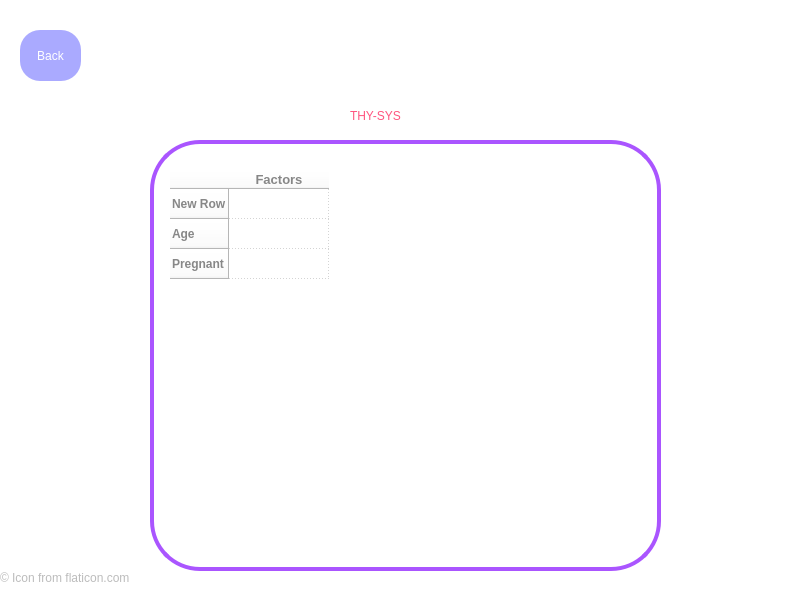
The window that thysys_details.ui (EuphoriaForever/thysys) describes before a commit, drawn with Qt 5.
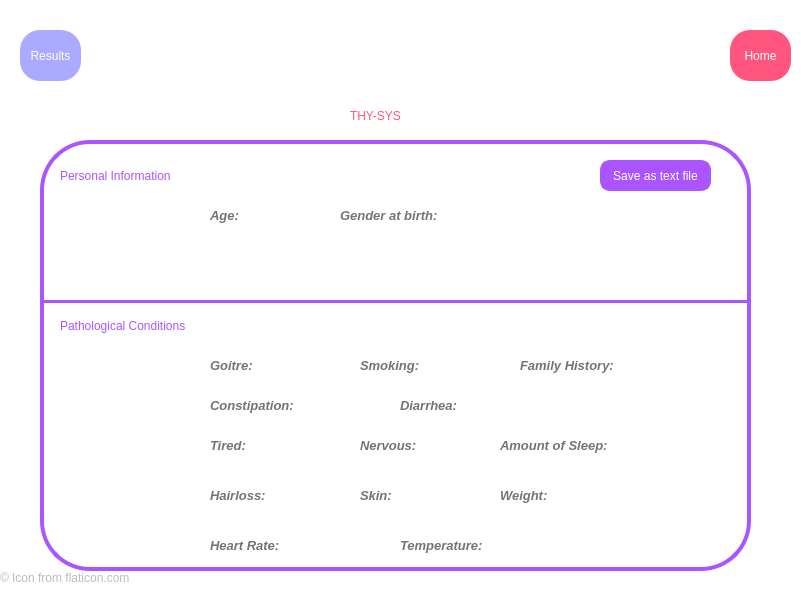
The same window after the commit. Icons and pictures are not drawn.

Commit message: refined the results,can see specific details and can also save text files now

The edit to the form file:
```diff
--- a/thysys_details.ui
+++ b/thysys_details.ui
@@ -31,7 +31,7 @@
 border-radius:20px;</string>
    </property>
    <property name="text">
-    <string>Back</string>
+    <string>Results</string>
    </property>
   </widget>
   <widget class="QLabel" name="icon">
@@ -90,9 +90,9 @@
   <widget class="QWidget" name="widget" native="true">
    <property name="geometry">
     <rect>
-     <x>150</x>
+     <x>40</x>
      <y>140</y>
-     <width>511</width>
+     <width>711</width>
      <height>431</height>
     </rect>
    </property>
@@ -118,79 +118,1038 @@
      <string/>
     </property>
    </widget>
-   <widget class="QTableWidget" name="tableWidget">
+   <widget class="QLabel" name="label">
     <property name="geometry">
      <rect>
+      <x>170</x>
+      <y>60</y>
+      <width>41</width>
+      <height>31</height>
+     </rect>
+    </property>
+    <property name="font">
+     <font>
+      <family>Arial</family>
+      <pointsize>10</pointsize>
+      <weight>75</weight>
+      <italic>true</italic>
+      <bold>true</bold>
+     </font>
+    </property>
+    <property name="styleSheet">
+     <string notr="true">border: white;
+color:rgb(116, 116, 116);
+</string>
+    </property>
+    <property name="text">
+     <string>Age:</string>
+    </property>
+   </widget>
+   <widget class="QLabel" name="Age">
+    <property name="geometry">
+     <rect>
+      <x>220</x>
+      <y>60</y>
+      <width>51</width>
+      <height>31</height>
+     </rect>
+    </property>
+    <property name="font">
+     <font>
+      <family>Arial</family>
+      <pointsize>10</pointsize>
+      <weight>75</weight>
+      <bold>true</bold>
+     </font>
+    </property>
+    <property name="styleSheet">
+     <string notr="true">border:white;</string>
+    </property>
+    <property name="text">
+     <string/>
+    </property>
+   </widget>
+   <widget class="QLabel" name="label_4">
+    <property name="geometry">
+     <rect>
+      <x>300</x>
+      <y>60</y>
+      <width>121</width>
+      <height>31</height>
+     </rect>
+    </property>
+    <property name="font">
+     <font>
+      <family>Arial</family>
+      <pointsize>10</pointsize>
+      <weight>75</weight>
+      <italic>true</italic>
+      <bold>true</bold>
+     </font>
+    </property>
+    <property name="styleSheet">
+     <string notr="true">border: white;
+color:rgb(116, 116, 116);
+</string>
+    </property>
+    <property name="text">
+     <string>Gender at birth:</string>
+    </property>
+   </widget>
+   <widget class="QLabel" name="Gender">
+    <property name="geometry">
+     <rect>
+      <x>430</x>
+      <y>60</y>
+      <width>51</width>
+      <height>31</height>
+     </rect>
+    </property>
+    <property name="font">
+     <font>
+      <family>Arial</family>
+      <pointsize>10</pointsize>
+      <weight>75</weight>
+      <bold>true</bold>
+     </font>
+    </property>
+    <property name="styleSheet">
+     <string notr="true">border:white;</string>
+    </property>
+    <property name="text">
+     <string/>
+    </property>
+   </widget>
+   <widget class="QLabel" name="PregnantLabel">
+    <property name="geometry">
+     <rect>
+      <x>500</x>
+      <y>60</y>
+      <width>81</width>
+      <height>31</height>
+     </rect>
+    </property>
+    <property name="font">
+     <font>
+      <family>Arial</family>
+      <pointsize>10</pointsize>
+      <weight>75</weight>
+      <italic>true</italic>
+      <bold>true</bold>
+     </font>
+    </property>
+    <property name="styleSheet">
+     <string notr="true">border: white;
+color:rgb(116, 116, 116);
+</string>
+    </property>
+    <property name="text">
+     <string/>
+    </property>
+   </widget>
+   <widget class="QLabel" name="Pregnant">
+    <property name="geometry">
+     <rect>
+      <x>590</x>
+      <y>60</y>
+      <width>51</width>
+      <height>31</height>
+     </rect>
+    </property>
+    <property name="font">
+     <font>
+      <family>Arial</family>
+      <pointsize>10</pointsize>
+      <weight>75</weight>
+      <bold>true</bold>
+     </font>
+    </property>
+    <property name="styleSheet">
+     <string notr="true">border:white;</string>
+    </property>
+    <property name="text">
+     <string/>
+    </property>
+   </widget>
+   <widget class="QLabel" name="TrimesterLabel">
+    <property name="geometry">
+     <rect>
+      <x>170</x>
+      <y>110</y>
+      <width>81</width>
+      <height>31</height>
+     </rect>
+    </property>
+    <property name="font">
+     <font>
+      <family>Arial</family>
+      <pointsize>10</pointsize>
+      <weight>75</weight>
+      <italic>true</italic>
+      <bold>true</bold>
+     </font>
+    </property>
+    <property name="styleSheet">
+     <string notr="true">border: white;
+color:rgb(116, 116, 116);
+</string>
+    </property>
+    <property name="text">
+     <string/>
+    </property>
+   </widget>
+   <widget class="QLabel" name="Trimester">
+    <property name="geometry">
+     <rect>
+      <x>260</x>
+      <y>110</y>
+      <width>61</width>
+      <height>31</height>
+     </rect>
+    </property>
+    <property name="font">
+     <font>
+      <family>Arial</family>
+      <pointsize>10</pointsize>
+      <weight>75</weight>
+      <bold>true</bold>
+     </font>
+    </property>
+    <property name="styleSheet">
+     <string notr="true">border:white;</string>
+    </property>
+    <property name="text">
+     <string/>
+    </property>
+   </widget>
+   <widget class="QLabel" name="thysysName_2">
+    <property name="geometry">
+     <rect>
       <x>20</x>
-      <y>30</y>
-      <width>481</width>
-      <height>371</height>
+      <y>20</y>
+      <width>261</width>
+      <height>31</height>
      </rect>
     </property>
+    <property name="styleSheet">
+     <string notr="true">color: rgb(170, 85, 255);
+font: 87 14pt &quot;Arial Black&quot;;
+border:white;
+</string>
+    </property>
+    <property name="text">
+     <string>Personal Information</string>
+    </property>
+   </widget>
+   <widget class="QLabel" name="MenstrualLabel">
+    <property name="geometry">
+     <rect>
+      <x>340</x>
+      <y>110</y>
+      <width>131</width>
+      <height>31</height>
+     </rect>
+    </property>
     <property name="font">
      <font>
-      <family>arial</family>
-      <pointsize>12</pointsize>
+      <family>Arial</family>
+      <pointsize>10</pointsize>
       <weight>75</weight>
-      <italic>false</italic>
+      <italic>true</italic>
       <bold>true</bold>
      </font>
     </property>
     <property name="styleSheet">
-     <string notr="true">color: rgb(135, 135, 135);
-font-family: arial;
-font-weight: bold;
-border:white;</string>
+     <string notr="true">border: white;
+color:rgb(116, 116, 116);
+</string>
     </property>
-    <property name="frameShape">
-     <enum>QFrame::NoFrame</enum>
+    <property name="text">
+     <string/>
     </property>
-    <property name="frameShadow">
-     <enum>QFrame::Raised</enum>
+   </widget>
+   <widget class="QLabel" name="Menstrual">
+    <property name="geometry">
+     <rect>
+      <x>480</x>
+      <y>110</y>
+      <width>91</width>
+      <height>31</height>
+     </rect>
     </property>
-    <property name="sizeAdjustPolicy">
-     <enum>QAbstractScrollArea::AdjustToContents</enum>
+    <property name="font">
+     <font>
+      <family>Arial</family>
+      <pointsize>10</pointsize>
+      <weight>75</weight>
+      <bold>true</bold>
+     </font>
     </property>
-    <property name="editTriggers">
-     <set>QAbstractItemView::NoEditTriggers</set>
+    <property name="styleSheet">
+     <string notr="true">border:white;</string>
     </property>
-    <property name="gridStyle">
-     <enum>Qt::DotLine</enum>
+    <property name="text">
+     <string/>
     </property>
-    <attribute name="horizontalHeaderCascadingSectionResizes">
-     <bool>false</bool>
-    </attribute>
-    <attribute name="horizontalHeaderMinimumSectionSize">
-     <number>51</number>
-    </attribute>
-    <row>
-     <property name="text">
-      <string>New Row</string>
-     </property>
-    </row>
-    <row>
-     <property name="text">
-      <string>Age</string>
-     </property>
-    </row>
-    <row>
-     <property name="text">
-      <string>Pregnant</string>
-     </property>
-    </row>
-    <column>
-     <property name="text">
-      <string>Factors</string>
-     </property>
-     <property name="font">
-      <font>
-       <pointsize>10</pointsize>
-       <weight>75</weight>
-       <bold>true</bold>
-      </font>
-     </property>
-    </column>
    </widget>
+   <widget class="Line" name="line">
+    <property name="geometry">
+     <rect>
+      <x>0</x>
+      <y>160</y>
+      <width>710</width>
+      <height>3</height>
+     </rect>
+    </property>
+    <property name="orientation">
+     <enum>Qt::Horizontal</enum>
+    </property>
+   </widget>
+   <widget class="QLabel" name="thysysName_3">
+    <property name="geometry">
+     <rect>
+      <x>20</x>
+      <y>170</y>
+      <width>301</width>
+      <height>31</height>
+     </rect>
+    </property>
+    <property name="styleSheet">
+     <string notr="true">color: rgb(170, 85, 255);
+font: 87 14pt &quot;Arial Black&quot;;
+border:white;
+</string>
+    </property>
+    <property name="text">
+     <string>Pathological Conditions</string>
+    </property>
+   </widget>
+   <widget class="QLabel" name="MenstrualLabel_2">
+    <property name="geometry">
+     <rect>
+      <x>170</x>
+      <y>210</y>
+      <width>61</width>
+      <height>31</height>
+     </rect>
+    </property>
+    <property name="font">
+     <font>
+      <family>Arial</family>
+      <pointsize>10</pointsize>
+      <weight>75</weight>
+      <italic>true</italic>
+      <bold>true</bold>
+     </font>
+    </property>
+    <property name="styleSheet">
+     <string notr="true">border: white;
+color:rgb(116, 116, 116);
+</string>
+    </property>
+    <property name="text">
+     <string>Goitre:</string>
+    </property>
+   </widget>
+   <widget class="QLabel" name="Goitre">
+    <property name="geometry">
+     <rect>
+      <x>240</x>
+      <y>210</y>
+      <width>51</width>
+      <height>31</height>
+     </rect>
+    </property>
+    <property name="font">
+     <font>
+      <family>Arial</family>
+      <pointsize>10</pointsize>
+      <weight>75</weight>
+      <bold>true</bold>
+     </font>
+    </property>
+    <property name="styleSheet">
+     <string notr="true">border:white;</string>
+    </property>
+    <property name="text">
+     <string/>
+    </property>
+   </widget>
+   <widget class="QLabel" name="MenstrualLabel_3">
+    <property name="geometry">
+     <rect>
+      <x>320</x>
+      <y>210</y>
+      <width>81</width>
+      <height>31</height>
+     </rect>
+    </property>
+    <property name="font">
+     <font>
+      <family>Arial</family>
+      <pointsize>10</pointsize>
+      <weight>75</weight>
+      <italic>true</italic>
+      <bold>true</bold>
+     </font>
+    </property>
+    <property name="styleSheet">
+     <string notr="true">border: white;
+color:rgb(116, 116, 116);
+</string>
+    </property>
+    <property name="text">
+     <string>Smoking:</string>
+    </property>
+   </widget>
+   <widget class="QLabel" name="Smoking">
+    <property name="geometry">
+     <rect>
+      <x>400</x>
+      <y>210</y>
+      <width>51</width>
+      <height>31</height>
+     </rect>
+    </property>
+    <property name="font">
+     <font>
+      <family>Arial</family>
+      <pointsize>10</pointsize>
+      <weight>75</weight>
+      <bold>true</bold>
+     </font>
+    </property>
+    <property name="styleSheet">
+     <string notr="true">border:white;</string>
+    </property>
+    <property name="text">
+     <string/>
+    </property>
+   </widget>
+   <widget class="QLabel" name="Family">
+    <property name="geometry">
+     <rect>
+      <x>610</x>
+      <y>210</y>
+      <width>51</width>
+      <height>31</height>
+     </rect>
+    </property>
+    <property name="font">
+     <font>
+      <family>Arial</family>
+      <pointsize>10</pointsize>
+      <weight>75</weight>
+      <bold>true</bold>
+     </font>
+    </property>
+    <property name="styleSheet">
+     <string notr="true">border:white;</string>
+    </property>
+    <property name="text">
+     <string/>
+    </property>
+   </widget>
+   <widget class="QLabel" name="MenstrualLabel_4">
+    <property name="geometry">
+     <rect>
+      <x>480</x>
+      <y>210</y>
+      <width>121</width>
+      <height>31</height>
+     </rect>
+    </property>
+    <property name="font">
+     <font>
+      <family>Arial</family>
+      <pointsize>10</pointsize>
+      <weight>75</weight>
+      <italic>true</italic>
+      <bold>true</bold>
+     </font>
+    </property>
+    <property name="styleSheet">
+     <string notr="true">border: white;
+color:rgb(116, 116, 116);
+</string>
+    </property>
+    <property name="text">
+     <string>Family History:</string>
+    </property>
+   </widget>
+   <widget class="QLabel" name="Constipation">
+    <property name="geometry">
+     <rect>
+      <x>280</x>
+      <y>250</y>
+      <width>51</width>
+      <height>31</height>
+     </rect>
+    </property>
+    <property name="font">
+     <font>
+      <family>Arial</family>
+      <pointsize>10</pointsize>
+      <weight>75</weight>
+      <bold>true</bold>
+     </font>
+    </property>
+    <property name="styleSheet">
+     <string notr="true">border:white;</string>
+    </property>
+    <property name="text">
+     <string/>
+    </property>
+   </widget>
+   <widget class="QLabel" name="MenstrualLabel_5">
+    <property name="geometry">
+     <rect>
+      <x>170</x>
+      <y>250</y>
+      <width>101</width>
+      <height>31</height>
+     </rect>
+    </property>
+    <property name="font">
+     <font>
+      <family>Arial</family>
+      <pointsize>10</pointsize>
+      <weight>75</weight>
+      <italic>true</italic>
+      <bold>true</bold>
+     </font>
+    </property>
+    <property name="styleSheet">
+     <string notr="true">border: white;
+color:rgb(116, 116, 116);
+</string>
+    </property>
+    <property name="text">
+     <string>Constipation:</string>
+    </property>
+   </widget>
+   <widget class="QLabel" name="MenstrualLabel_6">
+    <property name="geometry">
+     <rect>
+      <x>360</x>
+      <y>250</y>
+      <width>81</width>
+      <height>31</height>
+     </rect>
+    </property>
+    <property name="font">
+     <font>
+      <family>Arial</family>
+      <pointsize>10</pointsize>
+      <weight>75</weight>
+      <italic>true</italic>
+      <bold>true</bold>
+     </font>
+    </property>
+    <property name="styleSheet">
+     <string notr="true">border: white;
+color:rgb(116, 116, 116);
+</string>
+    </property>
+    <property name="text">
+     <string>Diarrhea:</string>
+    </property>
+   </widget>
+   <widget class="QLabel" name="Diarrhea">
+    <property name="geometry">
+     <rect>
+      <x>440</x>
+      <y>250</y>
+      <width>51</width>
+      <height>31</height>
+     </rect>
+    </property>
+    <property name="font">
+     <font>
+      <family>Arial</family>
+      <pointsize>10</pointsize>
+      <weight>75</weight>
+      <bold>true</bold>
+     </font>
+    </property>
+    <property name="styleSheet">
+     <string notr="true">border:white;</string>
+    </property>
+    <property name="text">
+     <string/>
+    </property>
+   </widget>
+   <widget class="QLabel" name="MenstrualLabel_7">
+    <property name="geometry">
+     <rect>
+      <x>170</x>
+      <y>290</y>
+      <width>51</width>
+      <height>31</height>
+     </rect>
+    </property>
+    <property name="font">
+     <font>
+      <family>Arial</family>
+      <pointsize>10</pointsize>
+      <weight>75</weight>
+      <italic>true</italic>
+      <bold>true</bold>
+     </font>
+    </property>
+    <property name="styleSheet">
+     <string notr="true">border: white;
+color:rgb(116, 116, 116);
+</string>
+    </property>
+    <property name="text">
+     <string>Tired:</string>
+    </property>
+   </widget>
+   <widget class="QLabel" name="Tired">
+    <property name="geometry">
+     <rect>
+      <x>220</x>
+      <y>290</y>
+      <width>51</width>
+      <height>31</height>
+     </rect>
+    </property>
+    <property name="font">
+     <font>
+      <family>Arial</family>
+      <pointsize>10</pointsize>
+      <weight>75</weight>
+      <bold>true</bold>
+     </font>
+    </property>
+    <property name="styleSheet">
+     <string notr="true">border:white;</string>
+    </property>
+    <property name="text">
+     <string/>
+    </property>
+   </widget>
+   <widget class="QLabel" name="Nervous">
+    <property name="geometry">
+     <rect>
+      <x>400</x>
+      <y>290</y>
+      <width>51</width>
+      <height>31</height>
+     </rect>
+    </property>
+    <property name="font">
+     <font>
+      <family>Arial</family>
+      <pointsize>10</pointsize>
+      <weight>75</weight>
+      <bold>true</bold>
+     </font>
+    </property>
+    <property name="styleSheet">
+     <string notr="true">border:white;</string>
+    </property>
+    <property name="text">
+     <string/>
+    </property>
+   </widget>
+   <widget class="QLabel" name="MenstrualLabel_8">
+    <property name="geometry">
+     <rect>
+      <x>320</x>
+      <y>290</y>
+      <width>81</width>
+      <height>31</height>
+     </rect>
+    </property>
+    <property name="font">
+     <font>
+      <family>Arial</family>
+      <pointsize>10</pointsize>
+      <weight>75</weight>
+      <italic>true</italic>
+      <bold>true</bold>
+     </font>
+    </property>
+    <property name="styleSheet">
+     <string notr="true">border: white;
+color:rgb(116, 116, 116);
+</string>
+    </property>
+    <property name="text">
+     <string>Nervous:</string>
+    </property>
+   </widget>
+   <widget class="QLabel" name="Sleep">
+    <property name="geometry">
+     <rect>
+      <x>610</x>
+      <y>290</y>
+      <width>81</width>
+      <height>31</height>
+     </rect>
+    </property>
+    <property name="font">
+     <font>
+      <family>Arial</family>
+      <pointsize>10</pointsize>
+      <weight>75</weight>
+      <bold>true</bold>
+     </font>
+    </property>
+    <property name="styleSheet">
+     <string notr="true">border:white;</string>
+    </property>
+    <property name="text">
+     <string/>
+    </property>
+   </widget>
+   <widget class="QLabel" name="MenstrualLabel_9">
+    <property name="geometry">
+     <rect>
+      <x>460</x>
+      <y>290</y>
+      <width>141</width>
+      <height>31</height>
+     </rect>
+    </property>
+    <property name="font">
+     <font>
+      <family>Arial</family>
+      <pointsize>10</pointsize>
+      <weight>75</weight>
+      <italic>true</italic>
+      <bold>true</bold>
+     </font>
+    </property>
+    <property name="styleSheet">
+     <string notr="true">border: white;
+color:rgb(116, 116, 116);
+</string>
+    </property>
+    <property name="text">
+     <string>Amount of Sleep:</string>
+    </property>
+   </widget>
+   <widget class="QLabel" name="Skin">
+    <property name="geometry">
+     <rect>
+      <x>360</x>
+      <y>340</y>
+      <width>91</width>
+      <height>31</height>
+     </rect>
+    </property>
+    <property name="font">
+     <font>
+      <family>Arial</family>
+      <pointsize>10</pointsize>
+      <weight>75</weight>
+      <bold>true</bold>
+     </font>
+    </property>
+    <property name="styleSheet">
+     <string notr="true">border:white;</string>
+    </property>
+    <property name="text">
+     <string/>
+    </property>
+   </widget>
+   <widget class="QLabel" name="Weight">
+    <property name="geometry">
+     <rect>
+      <x>530</x>
+      <y>340</y>
+      <width>101</width>
+      <height>31</height>
+     </rect>
+    </property>
+    <property name="font">
+     <font>
+      <family>Arial</family>
+      <pointsize>10</pointsize>
+      <weight>75</weight>
+      <bold>true</bold>
+     </font>
+    </property>
+    <property name="styleSheet">
+     <string notr="true">border:white;</string>
+    </property>
+    <property name="text">
+     <string/>
+    </property>
+   </widget>
+   <widget class="QLabel" name="MenstrualLabel_10">
+    <property name="geometry">
+     <rect>
+      <x>320</x>
+      <y>340</y>
+      <width>41</width>
+      <height>31</height>
+     </rect>
+    </property>
+    <property name="font">
+     <font>
+      <family>Arial</family>
+      <pointsize>10</pointsize>
+      <weight>75</weight>
+      <italic>true</italic>
+      <bold>true</bold>
+     </font>
+    </property>
+    <property name="styleSheet">
+     <string notr="true">border: white;
+color:rgb(116, 116, 116);
+</string>
+    </property>
+    <property name="text">
+     <string>Skin:</string>
+    </property>
+   </widget>
+   <widget class="QLabel" name="MenstrualLabel_11">
+    <property name="geometry">
+     <rect>
+      <x>170</x>
+      <y>340</y>
+      <width>71</width>
+      <height>31</height>
+     </rect>
+    </property>
+    <property name="font">
+     <font>
+      <family>Arial</family>
+      <pointsize>10</pointsize>
+      <weight>75</weight>
+      <italic>true</italic>
+      <bold>true</bold>
+     </font>
+    </property>
+    <property name="styleSheet">
+     <string notr="true">border: white;
+color:rgb(116, 116, 116);
+</string>
+    </property>
+    <property name="text">
+     <string>Hairloss:</string>
+    </property>
+   </widget>
+   <widget class="QLabel" name="Hairloss">
+    <property name="geometry">
+     <rect>
+      <x>240</x>
+      <y>340</y>
+      <width>51</width>
+      <height>31</height>
+     </rect>
+    </property>
+    <property name="font">
+     <font>
+      <family>Arial</family>
+      <pointsize>10</pointsize>
+      <weight>75</weight>
+      <bold>true</bold>
+     </font>
+    </property>
+    <property name="styleSheet">
+     <string notr="true">border:white;</string>
+    </property>
+    <property name="text">
+     <string/>
+    </property>
+   </widget>
+   <widget class="QLabel" name="MenstrualLabel_12">
+    <property name="geometry">
+     <rect>
+      <x>460</x>
+      <y>340</y>
+      <width>61</width>
+      <height>31</height>
+     </rect>
+    </property>
+    <property name="font">
+     <font>
+      <family>Arial</family>
+      <pointsize>10</pointsize>
+      <weight>75</weight>
+      <italic>true</italic>
+      <bold>true</bold>
+     </font>
+    </property>
+    <property name="styleSheet">
+     <string notr="true">border: white;
+color:rgb(116, 116, 116);
+</string>
+    </property>
+    <property name="text">
+     <string>Weight:</string>
+    </property>
+   </widget>
+   <widget class="QLabel" name="MenstrualLabel_13">
+    <property name="geometry">
+     <rect>
+      <x>170</x>
+      <y>390</y>
+      <width>101</width>
+      <height>31</height>
+     </rect>
+    </property>
+    <property name="font">
+     <font>
+      <family>Arial</family>
+      <pointsize>10</pointsize>
+      <weight>75</weight>
+      <italic>true</italic>
+      <bold>true</bold>
+     </font>
+    </property>
+    <property name="styleSheet">
+     <string notr="true">border: white;
+color:rgb(116, 116, 116);
+</string>
+    </property>
+    <property name="text">
+     <string>Heart Rate:</string>
+    </property>
+   </widget>
+   <widget class="QLabel" name="Temperature">
+    <property name="geometry">
+     <rect>
+      <x>490</x>
+      <y>390</y>
+      <width>91</width>
+      <height>31</height>
+     </rect>
+    </property>
+    <property name="font">
+     <font>
+      <family>Arial</family>
+      <pointsize>10</pointsize>
+      <weight>75</weight>
+      <bold>true</bold>
+     </font>
+    </property>
+    <property name="styleSheet">
+     <string notr="true">border:white;</string>
+    </property>
+    <property name="text">
+     <string/>
+    </property>
+   </widget>
+   <widget class="QLabel" name="MenstrualLabel_14">
+    <property name="geometry">
+     <rect>
+      <x>360</x>
+      <y>390</y>
+      <width>111</width>
+      <height>31</height>
+     </rect>
+    </property>
+    <property name="font">
+     <font>
+      <family>Arial</family>
+      <pointsize>10</pointsize>
+      <weight>75</weight>
+      <italic>true</italic>
+      <bold>true</bold>
+     </font>
+    </property>
+    <property name="styleSheet">
+     <string notr="true">border: white;
+color:rgb(116, 116, 116);
+</string>
+    </property>
+    <property name="text">
+     <string>Temperature:</string>
+    </property>
+   </widget>
+   <widget class="QLabel" name="HeartRate">
+    <property name="geometry">
+     <rect>
+      <x>270</x>
+      <y>390</y>
+      <width>71</width>
+      <height>31</height>
+     </rect>
+    </property>
+    <property name="font">
+     <font>
+      <family>Arial</family>
+      <pointsize>10</pointsize>
+      <weight>75</weight>
+      <bold>true</bold>
+     </font>
+    </property>
+    <property name="styleSheet">
+     <string notr="true">border:white;</string>
+    </property>
+    <property name="text">
+     <string/>
+    </property>
+   </widget>
+   <widget class="QLabel" name="Predict">
+    <property name="geometry">
+     <rect>
+      <x>340</x>
+      <y>170</y>
+      <width>101</width>
+      <height>31</height>
+     </rect>
+    </property>
+    <property name="font">
+     <font>
+      <family>Arial</family>
+      <pointsize>8</pointsize>
+      <weight>50</weight>
+      <italic>true</italic>
+      <bold>false</bold>
+     </font>
+    </property>
+    <property name="styleSheet">
+     <string notr="true">border: white;
+color:rgb(116, 116, 116);
+</string>
+    </property>
+    <property name="text">
+     <string/>
+    </property>
+   </widget>
+   <widget class="QPushButton" name="SaveTextFile">
+    <property name="geometry">
+     <rect>
+      <x>560</x>
+      <y>20</y>
+      <width>111</width>
+      <height>31</height>
+     </rect>
+    </property>
+    <property name="styleSheet">
+     <string notr="true">color: rgb(255, 255, 255);
+background-color:rgb(170, 85, 255);
+border-radius:10px;</string>
+    </property>
+    <property name="text">
+     <string>Save as text file</string>
+    </property>
+   </widget>
+  </widget>
+  <widget class="QPushButton" name="Home">
+   <property name="geometry">
+    <rect>
+     <x>730</x>
+     <y>30</y>
+     <width>61</width>
+     <height>51</height>
+    </rect>
+   </property>
+   <property name="styleSheet">
+    <string notr="true">color: rgb(255, 255, 255);
+background-color:rgb(255, 85, 127);
+border-radius:20px;</string>
+   </property>
+   <property name="text">
+    <string>Home</string>
+   </property>
   </widget>
  </widget>
  <resources/>
```
The commit also changes 4 other files.
